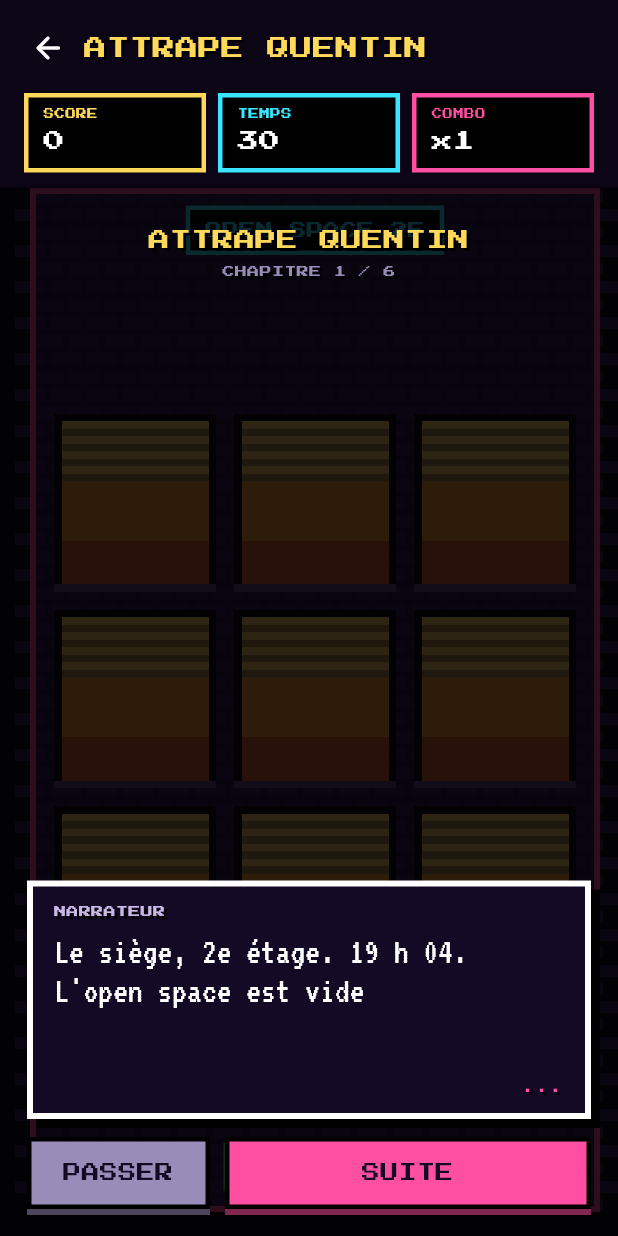
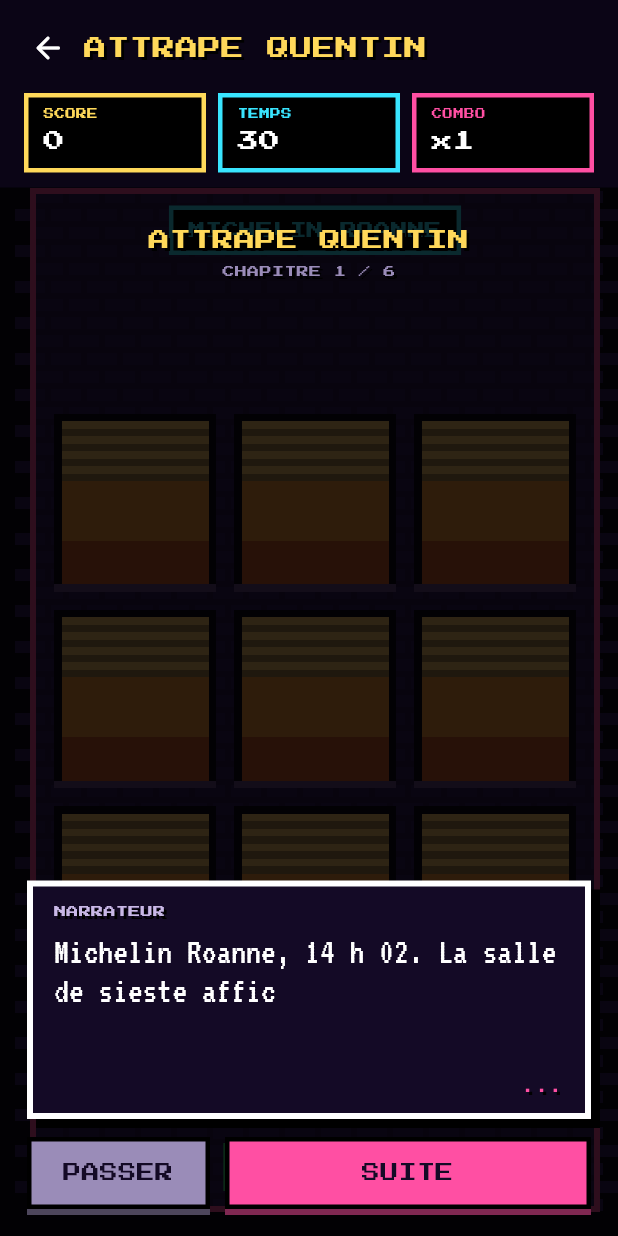
Before and after one commit to Yukojuni/Calendrier-michelin, a Flutter app: the screen it shows after launch, scrolled down 1152 dp, after a tap on "Quentin", after a tap on "ATTRAPE QUENTIN", on a phone screen of 412 x 824 dp. Run offline on Flutter 3.47's test engine with Material 3 defaults, Android fonts, the phone set to English and light mode, and no system bars; our stand-ins replace google_fonts, shared_preferences.

Commit message:
Réécrit le lore des jeux pour l'équipe de Michelin Roanne
Services et blagues de chacun : Quentin et la salle de sieste de la prép,
Samuel coincé au service des moules, Lucas et Tom en data, Opaline à la
com, Jenny qui organise tout, Romain manager à l'OV. Histoires, radio,
panneaux, épilogues et fiches mis à jour ; la nouvelle histoire se
rejoue une fois pour tout le monde.

Co-Authored-By: Claude Opus 5.5 <noreply@anthropic.com>
Claude-Session: https://claude.ai/code/session_01Vvzw9iDBvpSLpyghCG6AJZ

```diff
--- a/lib/games/arcade_card.dart
+++ b/lib/games/arcade_card.dart
@@ -26,7 +26,7 @@ class ArcadeCard extends StatelessWidget {
         state: state,
         game: Games.catchQuentin,
         title: 'ATTRAPE QUENTIN',
-        pitch: 'Raccompagne-le à la sortie avant la fin du chrono.',
+        pitch: 'Sors-le de la salle de sieste avant la fin du chrono.',
         color: Palette.cyan,
         art: const PixelAvatar('Quentin', size: 40),
         onTap: () => _open(context, CatchQuentinGame(state: state)),
--- a/lib/games/catch_quentin.dart
+++ b/lib/games/catch_quentin.dart
@@ -254,7 +254,7 @@ class _CatchQuentinGameState extends State<CatchQuentinGame> with SingleTickerPr
             Container(
               padding: const EdgeInsets.symmetric(horizontal: 10, vertical: 6),
               decoration: BoxDecoration(color: Colors.black, border: Border.all(color: Palette.cyan, width: 3)),
-              child: Text('OPEN SPACE 2E', style: pixelTitle(11, color: Palette.cyan)),
+              child: Text('MICHELIN ROANNE', style: pixelTitle(11, color: Palette.cyan)),
             ),
             const SizedBox(height: 12),
             Expanded(
@@ -325,7 +325,7 @@ class _CatchQuentinGameState extends State<CatchQuentinGame> with SingleTickerPr
               child: Column(mainAxisSize: MainAxisSize.min, children: [
                 Text('MISSION', style: pixelTitle(12, color: Palette.cyan)),
                 const SizedBox(height: 8),
-                Text('RACCOMPAGNE\nQUENTIN', textAlign: TextAlign.center, style: pixelTitle(18)),
+                Text('SORS QUENTIN\nDE LA SIESTE', textAlign: TextAlign.center, style: pixelTitle(18)),
                 const SizedBox(height: 16),
                 Row(mainAxisAlignment: MainAxisAlignment.center, children: [
                   Container(
--- a/lib/games/lore.dart
+++ b/lib/games/lore.dart
@@ -24,14 +24,16 @@ class Bio {
 }
 
 const Map<String, Bio> kBios = {
-  'Quentin': Bio('Le Stagiaire éternel',
-      "Arrivé le 2 novembre, libération prévue le 29 janvier. Pouvoir spécial : réapparaître à n'importe quelle fenêtre. Faiblesse : les pots de départ.", 4, 5, 2),
-  'Lucas': Bio('Le Pilote', "A codé ce guide entre deux réunions. Toujours le pied sur l'accélérateur quand il s'agit de partir en congé.", 5, 2, 4),
-  'Opaline': Bio('La Stratège', 'Pose ses congés six mois à l\'avance. Personne ne sait comment elle obtient toujours les ponts.', 3, 4, 5),
-  'Jenny': Bio("L'Insaisissable", "Introuvable les semaines d'exam, imbattable les semaines d'open space.", 5, 5, 3),
-  'Samuel': Bio('Le Tribun', 'Réclame un référendum pour chaque départ. Le dernier portait sur celui de Quentin : adopté à l\'unanimité.', 2, 1, 5),
-  'Tom': Bio('Le Vigile', "Surveille l'open space depuis son bureau près de la fenêtre. Rien ne lui échappe. Sauf Quentin.", 3, 3, 4),
-  'Romain': Bio('Le Diplomate', "Blazer gris, sourire permanent. Négocie les RTT comme d'autres négocient des contrats.", 3, 4, 4),
+  'Quentin': Bio('Le Stagiaire de la prép',
+      "Stagiaire à la prép. Officiellement : des Excel. En vrai : abonné à la salle de sieste. Pouvoir spécial : disparaître dès qu'une tâche arrive. Libération prévue le 29 janvier.", 2, 5, 1),
+  'Lucas': Bio('Le Data Scientist',
+      'Digital, data science. Partage le bureau des goats avec Tom. Fait parler les données et défend LFI à chaque pause café. Adversaire favori : Samuel.', 4, 2, 5),
+  'Tom': Bio('Le Sauveur des 4000', "Data & IA, même bureau que Lucas. Un jour, il a sauvé 4000 pneus. Personne ne l'a oublié. Surtout pas lui.", 4, 3, 4),
+  'Opaline': Bio('La Voix de la com', "Communication. Maîtrise tous les messages du site, sauf un : arrêter de parler de son mec.", 3, 1, 4),
+  'Jenny': Bio("L'Organisatrice", "Personne ne sait vraiment quel est son poste. Mais tout ce qui est organisé à Roanne, c'est elle.", 4, 5, 5),
+  'Samuel': Bio('Le Prisonnier des moules',
+      "Service des moules de pneus, coincé dans le plus petit bureau du site, sans mission connue. Très à droite, allergique à l'extrême gauche : chaque café avec Lucas finit en débat.", 1, 4, 3),
+  'Romain': Bio("Le Boss de l'OV", "Manager à l'OV, Marseillais. Tout est « le meilleur du monde », et rien n'est jamais en retard : c'est « tranquille ».", 3, 2, 4),
 };
 
 /// Ouvre les fiches personnages de l'équipe.
@@ -136,56 +138,57 @@ class StoryLine {
 
 const Map<String, List<StoryLine>> kStories = {
   Games.catchQuentin: [
-    StoryLine("Le siège, 2e étage. 19 h 04. L'open space est vide... presque."),
-    StoryLine("Chef, il est encore là. Le stagiaire. Il se cache derrière les stores depuis le 2 novembre.", 'Tom'),
-    StoryLine("Son contrat dit 29 janvier. Mais personne n'a jamais vu Quentin quitter le bâtiment."),
-    StoryLine('On a tout essayé : pot de départ, badge désactivé, Wi-Fi coupé. Il revient toujours.', 'Romain'),
-    StoryLine('Je vous entends, vous savez. Je suis juste derrière la fenêtre du milieu.', 'Quentin'),
-    StoryLine('Ta mission : le raccompagner à la sortie. Gentiment. Tu as 30 secondes avant qu\'il retrouve la machine à café.'),
+    StoryLine('Michelin Roanne, 14 h 02. La salle de sieste affiche complet. Une seule personne dedans.'),
+    StoryLine("J'ai organisé le planning de tout le site. Il manque une seule case : où est Quentin ?", 'Jenny'),
+    StoryLine("On a croisé les données avec Lucas. Ses Excel de la prép n'ont pas bougé depuis le 2 novembre.", 'Tom'),
+    StoryLine('Oh, tranquille. Mais là il faut le sortir, c\'est le stagiaire le plus endormi du monde, je te jure.', 'Romain'),
+    StoryLine('Je ne dors pas. Je réfléchis. Les yeux fermés. Derrière la fenêtre du milieu.', 'Quentin'),
+    StoryLine("Ta mission : le réveiller et le raccompagner à la sortie. Tu as 30 secondes avant qu'il retrouve un coussin."),
   ],
   Games.race: [
-    StoryLine('Vendredi, 17 h 58. Ton congé commence à 18 h.'),
-    StoryLine("J'ai posé mes congés il y a six mois. Toi, tu as deux minutes pour quitter la ville.", 'Opaline'),
-    StoryLine('Le boss vient d\'envoyer une invitation : « Point rapide, 18 h 01 ».'),
-    StoryLine('Fonce vers la plage. Évite les réunions, les exams et surtout les mails.', 'Jenny'),
-    StoryLine('Ramasse tous les jours de congé sur la route. Un RTT peut te sauver la vie.', 'Lucas'),
+    StoryLine('Vendredi, 17 h 58, usine de Roanne. Ton congé commence à 18 h. La plage de Vice t\'attend.'),
+    StoryLine("Moi je pars avec mon mec. Je t'ai déjà parlé de mon mec ? Bref. Toi, roule.", 'Opaline'),
+    StoryLine('Une invitation vient de tomber : « Point rapide, 18 h 01, salle OV ».'),
+    StoryLine("Tranquille, c'est cinq minutes. Bon, peut-être une heure. Allez, file !", 'Romain'),
+    StoryLine("J'ai tout organisé : itinéraire, pauses, playlist. Évite juste les réunions, les exams et les mails.", 'Jenny'),
+    StoryLine('Ramasse tous les jours de congé sur la route. Le repos est un droit, camarade.', 'Lucas'),
   ],
 };
 
 /// Messages radio pendant « Attrape Quentin », à ces secondes de jeu.
 const List<(double, String, String)> kCatchRadio = [
-  (8, 'Tom', 'Il a pris un deuxième café !'),
-  (16, 'Romain', "Quentin doré repéré, il a mis la couronne du pot de départ !"),
-  (24, 'Samuel', "Le référendum est clair : il doit sortir avant la fin !"),
+  (8, 'Tom', 'Les données sont formelles : il repart vers la salle de sieste !'),
+  (16, 'Romain', 'Quentin doré ! Il a mis la couronne du pot de départ, peuchère !'),
+  (24, 'Samuel', "Je vois tout depuis mon petit bureau. Il vise l'ascenseur !"),
 ];
 
 /// Panneaux de « Route des congés », à partir de ces scores.
 const List<(int, String)> kRaceSigns = [
-  (300, 'SORTIE PARKING'),
-  (800, 'ROCADE DES RÉUNIONS'),
-  (1500, 'CORNICHE DU PONT DE MAI'),
+  (300, 'SORTIE USINE DE ROANNE'),
+  (800, 'ROCADE DES POINTS OV'),
+  (1500, 'AIRE DE SIESTE DE QUENTIN'),
   (2500, 'VICE BEACH 2 KM'),
   (4000, 'ODEUR DE CRÈME SOLAIRE'),
 ];
 
 String catchEpilogue(int score) {
-  if (score >= 450) return 'Quentin a rendu son badge. L\'open space applaudit. Le 29 janvier peut enfin arriver.';
-  if (score >= 250) return "Quentin est dehors. Il fait coucou par la fenêtre. Le combat reprend demain.";
-  if (score >= 100) return "Quentin a été raccompagné jusqu'au hall. Il est remonté par l'escalier de secours.";
-  return "Quentin s'est caché dans le local imprimante. Il imprime son CV... pour rester.";
+  if (score >= 450) return 'Quentin a rendu son badge et son coussin. La prép respire. Le 29 janvier peut enfin arriver.';
+  if (score >= 250) return "Quentin est dehors. Il cherche déjà une salle de sieste dans le bâtiment d'en face.";
+  if (score >= 100) return "Quentin a été raccompagné jusqu'à l'accueil. Il est remonté faire une sieste « de récupération ».";
+  return 'Quentin s\'est rendormi en salle de sieste. Son Excel affiche toujours « Feuille1 ».';
 }
 
 String raceEpilogue(int score) {
   if (score >= 3000) return 'Vice Beach. Pieds dans le sable. Ton message d\'absence répond à ta place.';
-  if (score >= 1500) return 'La mer est en vue. Tu passes ton téléphone en mode avion.';
-  if (score >= 500) return 'Tu as atteint la rocade. Ton téléphone vibre encore, mais tu ne regardes pas.';
-  return 'Le boss t\'a rattrapé au parking. Le « point rapide » a duré deux heures.';
+  if (score >= 1500) return 'La mer est en vue. Jenny t\'a même réservé un transat.';
+  if (score >= 500) return "Tu as quitté Roanne. Opaline t'envoie une photo de son mec. Tu ne réponds pas.";
+  return 'Romain t\'a rattrapé au parking : « Cinq minutes, tranquille. » Deux heures plus tard, tu y es encore.';
 }
 
 /// Vrai si l'histoire de ce jeu a déjà été vue sur cet appareil.
 Future<bool> storySeen(String game) async {
   try {
-    return (await SharedPreferences.getInstance()).getBool('gdc-lore-$game') ?? false;
+    return (await SharedPreferences.getInstance()).getBool('gdc-lore-v2-$game') ?? false;
   } catch (_) {
     return false;
   }
@@ -193,7 +196,7 @@ Future<bool> storySeen(String game) async {
 
 Future<void> markStorySeen(String game) async {
   try {
-    await (await SharedPreferences.getInstance()).setBool('gdc-lore-$game', true);
+    await (await SharedPreferences.getInstance()).setBool('gdc-lore-v2-$game', true);
   } catch (_) {}
 }
 
```
